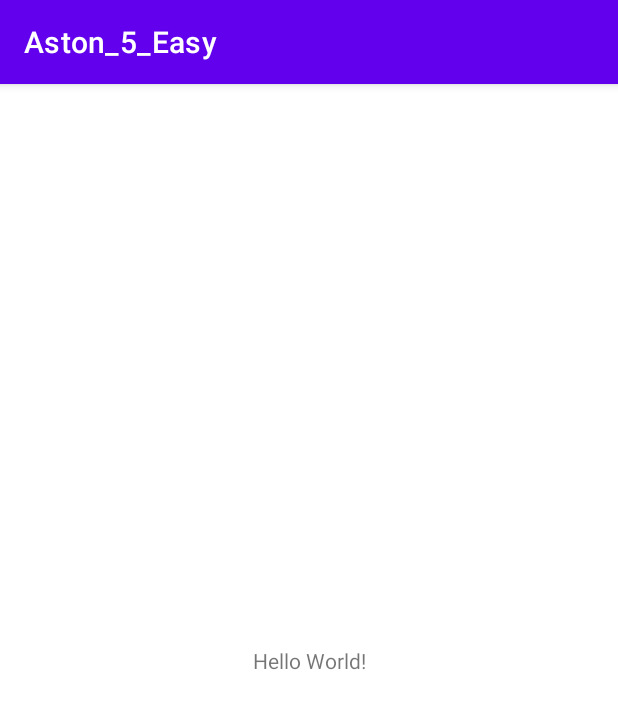
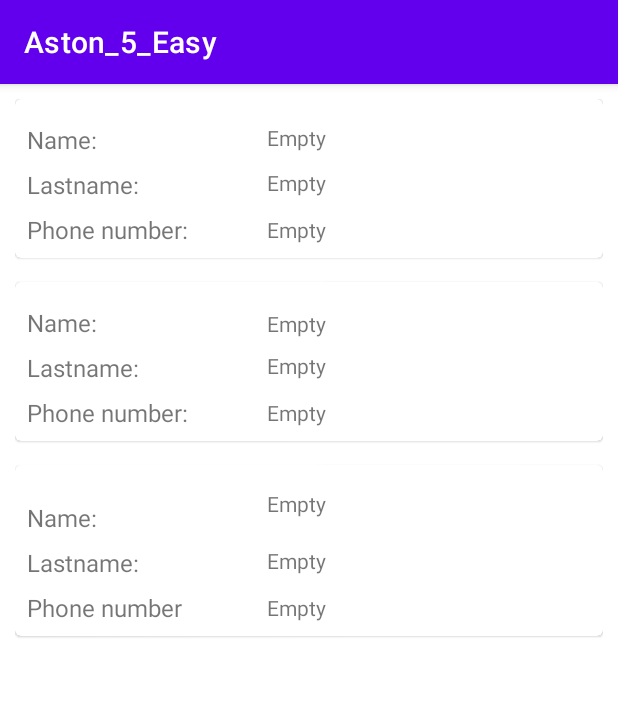
Before and after one commit to ThePhyrus/Aston_5_EasyWay, an Android app: the screen it shows after launch (MainActivity), on a phone screen of 412 x 824 dp. Shown: the top 709 px of the screen. Run offline under Robolectric (Android 15) with nearby library versions, the phone set to English and light mode, and no system bars.

Commit message:
Minimal viable homework

```diff
--- a/app/build.gradle
+++ b/app/build.gradle
@@ -1,6 +1,7 @@
 plugins {
     id 'com.android.application'
     id 'org.jetbrains.kotlin.android'
+    id("kotlin-parcelize")
 }
 
 android {
@@ -30,6 +31,9 @@ android {
     kotlinOptions {
         jvmTarget = '1.8'
     }
+
+    buildFeatures { viewBinding true }
+
 }
 
 dependencies {
--- /dev/null
+++ b/app/src/main/java/roman/bannikov/aston_5_easy/ContactsListFragment.kt
@@ -0,0 +1,126 @@
+package roman.bannikov.aston_5_easy
+
+import android.os.Bundle
+import androidx.fragment.app.Fragment
+import android.view.LayoutInflater
+import android.view.View
+import android.view.ViewGroup
+import roman.bannikov.aston_5_easy.databinding.FragmentContactsListBinding
+
+
+private const val KEY_CONTACT = "CONTACT"
+
+class ContactsListFragment : Fragment() {
+
+    private var _binding: FragmentContactsListBinding? = null
+    private val binding: FragmentContactsListBinding get() = _binding!!
+
+
+    override fun onCreateView(
+        inflater: LayoutInflater, container: ViewGroup?,
+        savedInstanceState: Bundle?
+    ): View {
+        _binding = FragmentContactsListBinding.inflate(inflater, container, false)
+        return binding.root
+    }
+
+    private fun getParcelableData() {
+        arguments?.let {
+            let {
+                when (requireArguments().getParcelable<Contact>(KEY_CONTACT)?.id) {
+                    1 -> {
+                        binding.tvNamePlaceholder.text =
+                            requireArguments().getParcelable<Contact>(KEY_CONTACT)?.name
+                        binding.tvLastnamePlaceholder.text =
+                            requireArguments().getParcelable<Contact>(KEY_CONTACT)?.lastName
+                        binding.tvPhoneNumberPlaceHolder.text =
+                            requireArguments().getParcelable<Contact>(KEY_CONTACT)?.phoneNumber
+                    }
+                    2 -> {
+                        binding.tvNamePlaceholderSecond.text =
+                            requireArguments().getParcelable<Contact>(KEY_CONTACT)?.name
+                        binding.tvLastnamePlaceholderSecond.text =
+                            requireArguments().getParcelable<Contact>(KEY_CONTACT)?.lastName
+                        binding.tvPhoneNumberPlaceholderSecond.text =
+                            requireArguments().getParcelable<Contact>(KEY_CONTACT)?.phoneNumber
+                    }
+                    3 -> {
+                        binding.tvNamePlaceholderThird.text =
+                            requireArguments().getParcelable<Contact>(KEY_CONTACT)?.name
+                        binding.tvLastnamePlaceholderThird.text =
+                            requireArguments().getParcelable<Contact>(KEY_CONTACT)?.lastName
+                        binding.tvPhoneNumberPlaceholderThird.text =
+                            requireArguments().getParcelable<Contact>(KEY_CONTACT)?.phoneNumber
+                    }
+                }
+            }
+        }
+    }
+
+    override fun onViewCreated(view: View, savedInstanceState: Bundle?) {
+        super.onViewCreated(view, savedInstanceState)
+        getParcelableData()
+        initClicks()
+    }
+
+    private fun initClicks() {
+        onFirstCardClick()
+        onSecondCardClick()
+        onThirdCardClick()
+    }
+
+    private fun onThirdCardClick() {
+        binding.cvThird.setOnClickListener {
+            navigator().launchDetailsFragment(
+                Contact(
+                    id = 3,
+                    name = binding.tvNamePlaceholderThird.text.toString(),
+                    lastName = binding.tvLastnamePlaceholderThird.text.toString(),
+                    phoneNumber = binding.tvPhoneNumberPlaceholderThird.text.toString()
+                )
+            )
+        }
+    }
+
+    private fun onSecondCardClick() {
+        binding.cvSecond.setOnClickListener {
+            navigator().launchDetailsFragment(
+
+                Contact(
+                    id = 2,
+                    name = binding.tvNamePlaceholderSecond.text.toString(),
+                    lastName = binding.tvLastnamePlaceholderSecond.text.toString(),
+                    phoneNumber = binding.tvPhoneNumberPlaceholderSecond.text.toString()
+                )
+            )
+        }
+    }
+
+    private fun onFirstCardClick() {
+        binding.cvFirst.setOnClickListener {
+            navigator().launchDetailsFragment(
+                Contact(
+                    id = 1,
+                    name = binding.tvNamePlaceholder.text.toString(),
+                    lastName = binding.tvLastnamePlaceholder.text.toString(),
+                    phoneNumber = binding.tvPhoneNumberPlaceHolder.text.toString()
+                )
+            )
+        }
+    }
+
+    companion object {
+        @JvmStatic
+        fun newInstance(contact: Contact) =
+            ContactsListFragment().apply {
+                arguments = Bundle().apply {
+                    putParcelable(KEY_CONTACT, contact)
+                }
+            }
+    }
+
+    override fun onDestroy() {
+        super.onDestroy()
+        _binding = null
+    }
+}
--- a/app/src/main/java/roman/bannikov/aston_5_easy/MainActivity.kt
+++ b/app/src/main/java/roman/bannikov/aston_5_easy/MainActivity.kt
@@ -2,10 +2,42 @@ package roman.bannikov.aston_5_easy
 
 import androidx.appcompat.app.AppCompatActivity
 import android.os.Bundle
+import android.util.Log
+import androidx.fragment.app.FragmentManager
 
-class MainActivity : AppCompatActivity() {
+class MainActivity : AppCompatActivity(), ContactNavigator  {
     override fun onCreate(savedInstanceState: Bundle?) {
         super.onCreate(savedInstanceState)
         setContentView(R.layout.activity_main)
+
+        if (savedInstanceState == null) {
+            supportFragmentManager.beginTransaction()
+                .add(R.id.containerForFragment, ContactsListFragment())
+                .commit()
+        }
+
+
+    }
+
+    override fun launchDetailsFragment(
+        contact: Contact
+    ) {
+        Log.e("TAg", "SECOND 1")
+
+        supportFragmentManager
+            .beginTransaction()
+            .addToBackStack("STACK")
+            .replace(R.id.containerForFragment, ContactDetailsFragment.newInstance(contact = contact))
+            .commit()
+    }
+
+    override fun launchContactsFragment(
+        contact: Contact
+    ) {
+        supportFragmentManager
+            .popBackStack("STACK", FragmentManager.POP_BACK_STACK_INCLUSIVE)
+        supportFragmentManager.beginTransaction()
+            .replace(R.id.containerForFragment, ContactsListFragment.newInstance(contact = contact))
+            .commit()
     }
 }
--- a/app/src/main/res/layout/activity_main.xml
+++ b/app/src/main/res/layout/activity_main.xml
@@ -6,10 +6,10 @@
     android:layout_height="match_parent"
     tools:context=".MainActivity">
 
-    <TextView
-        android:layout_width="wrap_content"
-        android:layout_height="wrap_content"
-        android:text="Hello World!"
+    <FrameLayout
+        android:id="@+id/containerForFragment"
+        android:layout_width="0dp"
+        android:layout_height="0dp"
         app:layout_constraintBottom_toBottomOf="parent"
         app:layout_constraintEnd_toEndOf="parent"
         app:layout_constraintStart_toStartOf="parent"
--- /dev/null
+++ b/app/src/main/res/layout/fragment_contacts_list.xml
@@ -0,0 +1,267 @@
+<?xml version="1.0" encoding="utf-8"?>
+<LinearLayout xmlns:android="http://schemas.android.com/apk/res/android"
+    xmlns:app="http://schemas.android.com/apk/res-auto"
+    xmlns:tools="http://schemas.android.com/tools"
+    android:layout_width="match_parent"
+    android:layout_height="match_parent"
+    android:orientation="vertical"
+    android:padding="10dp"
+    tools:context=".ContactsListFragment">
+
+    <!--    FIRST CONTACT CARD-->
+    <com.google.android.material.card.MaterialCardView
+        android:id="@+id/cvFirst"
+        android:layout_width="match_parent"
+        android:layout_height="wrap_content"
+        android:layout_marginBottom="@dimen/margin_double"
+        android:clickable="true"
+        android:focusable="true"
+        android:padding="@dimen/padding">
+
+        <androidx.constraintlayout.widget.ConstraintLayout
+            android:layout_width="match_parent"
+            android:layout_height="wrap_content"
+            android:padding="@dimen/padding">
+
+            <TextView
+                android:id="@+id/tvName"
+                android:layout_width="wrap_content"
+                android:layout_height="wrap_content"
+                android:layout_marginTop="@dimen/margin"
+                android:text="@string/tv_name_text"
+                android:textSize="@dimen/text_size_16sp"
+                app:layout_constraintStart_toStartOf="parent"
+                app:layout_constraintTop_toTopOf="parent" />
+
+            <TextView
+                android:id="@+id/tvLastname"
+                android:layout_width="wrap_content"
+                android:layout_height="wrap_content"
+                android:layout_marginTop="@dimen/margin"
+                android:text="@string/tv_lastname_text"
+                android:textSize="@dimen/text_size_16sp"
+                app:layout_constraintStart_toStartOf="parent"
+                app:layout_constraintTop_toBottomOf="@id/tvName" />
+
+            <TextView
+                android:id="@+id/tvPhoneNumber"
+                android:layout_width="wrap_content"
+                android:layout_height="wrap_content"
+                android:layout_marginTop="@dimen/margin"
+                android:text="@string/tv_phone_number_text"
+                android:textSize="@dimen/text_size_16sp"
+                app:layout_constraintStart_toStartOf="parent"
+                app:layout_constraintTop_toBottomOf="@id/tvLastname" />
+
+            <androidx.constraintlayout.widget.Guideline
+                android:id="@+id/guideline"
+                android:layout_width="wrap_content"
+                android:layout_height="wrap_content"
+                android:orientation="vertical"
+                app:layout_constraintGuide_begin="@dimen/guideline_begin" />
+
+            <TextView
+                android:id="@+id/tvNamePlaceholder"
+                android:layout_width="0dp"
+                android:layout_height="wrap_content"
+                android:layout_marginTop="@dimen/margin"
+                android:text="@string/empty"
+                app:layout_constraintEnd_toEndOf="parent"
+                app:layout_constraintStart_toStartOf="@+id/guideline"
+                app:layout_constraintTop_toTopOf="parent" />
+
+            <TextView
+                android:id="@+id/tvLastnamePlaceholder"
+                android:layout_width="0dp"
+                android:layout_height="wrap_content"
+                android:text="@string/empty"
+                app:layout_constraintEnd_toEndOf="parent"
+                app:layout_constraintStart_toStartOf="@+id/guideline"
+                app:layout_constraintTop_toTopOf="@id/tvLastname" />
+
+            <TextView
+                android:id="@+id/tvPhoneNumberPlaceHolder"
+                android:layout_width="0dp"
+                android:layout_height="wrap_content"
+                android:text="@string/empty"
+                app:layout_constraintBottom_toBottomOf="parent"
+                app:layout_constraintEnd_toEndOf="parent"
+                app:layout_constraintStart_toStartOf="@+id/guideline"
+                app:layout_constraintTop_toTopOf="@id/tvPhoneNumber" />
+
+        </androidx.constraintlayout.widget.ConstraintLayout>
+
+    </com.google.android.material.card.MaterialCardView>
+
+    <!--    SECOND CONTACT CARD-->
+    <com.google.android.material.card.MaterialCardView
+        android:id="@+id/cvSecond"
+        android:layout_width="match_parent"
+        android:layout_height="wrap_content"
+        android:layout_marginBottom="@dimen/margin_double"
+        android:clickable="true"
+        android:focusable="true"
+        android:padding="@dimen/padding">
+
+        <androidx.constraintlayout.widget.ConstraintLayout
+            android:layout_width="match_parent"
+            android:layout_height="wrap_content"
+            android:orientation="vertical"
+            android:padding="@dimen/padding">
+
+            <TextView
+                android:id="@+id/tvNameSecond"
+                android:layout_width="wrap_content"
+                android:layout_height="wrap_content"
+                android:layout_marginTop="@dimen/margin"
+                android:text="@string/tv_name_text"
+                android:textSize="@dimen/text_size_16sp"
+                app:layout_constraintStart_toStartOf="parent"
+                app:layout_constraintTop_toTopOf="parent" />
+
+            <TextView
+                android:id="@+id/tvLastnameSecond"
+                android:layout_width="wrap_content"
+                android:layout_height="wrap_content"
+                android:layout_marginTop="@dimen/margin"
+                android:text="@string/tv_lastname_text"
+                android:textSize="@dimen/text_size_16sp"
+                app:layout_constraintStart_toStartOf="parent"
+                app:layout_constraintTop_toBottomOf="@id/tvNameSecond" />
+
+            <TextView
+                android:id="@+id/tvPhoneNumberSecond"
+                android:layout_width="wrap_content"
+                android:layout_height="wrap_content"
+                android:layout_marginTop="@dimen/margin"
+                android:text="@string/tv_phone_number_text"
+                android:textSize="@dimen/text_size_16sp"
+                app:layout_constraintStart_toStartOf="parent"
+                app:layout_constraintTop_toBottomOf="@id/tvLastnameSecond" />
+
+            <androidx.constraintlayout.widget.Guideline
+                android:id="@+id/guidelineSecond"
+                android:layout_width="wrap_content"
+                android:layout_height="wrap_content"
+                android:orientation="vertical"
+                app:layout_constraintGuide_begin="@dimen/guideline_begin" />
+
+            <TextView
+                android:id="@+id/tvNamePlaceholderSecond"
+                android:layout_width="0dp"
+                android:layout_height="wrap_content"
+                android:layout_marginTop="10dp"
+                android:text="@string/empty"
+                app:layout_constraintEnd_toEndOf="parent"
+                app:layout_constraintStart_toStartOf="@+id/guidelineSecond"
+                app:layout_constraintTop_toTopOf="parent" />
+
+            <TextView
+                android:id="@+id/tvLastnamePlaceholderSecond"
+                android:layout_width="0dp"
+                android:layout_height="wrap_content"
+                android:text="@string/empty"
+                app:layout_constraintEnd_toEndOf="parent"
+                app:layout_constraintStart_toStartOf="@+id/guidelineSecond"
+                app:layout_constraintTop_toTopOf="@id/tvLastnameSecond" />
+
+            <TextView
+                android:id="@+id/tvPhoneNumberPlaceholderSecond"
+                android:layout_width="0dp"
+                android:layout_height="wrap_content"
+                android:text="@string/empty"
+                app:layout_constraintBottom_toBottomOf="parent"
+                app:layout_constraintEnd_toEndOf="parent"
+                app:layout_constraintStart_toStartOf="@+id/guidelineSecond"
+                app:layout_constraintTop_toTopOf="@id/tvPhoneNumberSecond" />
+
+        </androidx.constraintlayout.widget.ConstraintLayout>
+
+    </com.google.android.material.card.MaterialCardView>
+
+    <com.google.android.material.card.MaterialCardView
+        android:id="@+id/cvThird"
+        android:layout_width="match_parent"
+        android:layout_height="wrap_content"
+        android:layout_marginBottom="@dimen/margin_double"
+        android:clickable="true"
+        android:focusable="true"
+        android:padding="@dimen/padding">
+
+        <androidx.constraintlayout.widget.ConstraintLayout
+            android:layout_width="match_parent"
+            android:layout_height="wrap_content"
+            android:orientation="vertical"
+            android:padding="@dimen/padding">
+
+            <TextView
+                android:id="@+id/tvNameThird"
+                android:layout_width="wrap_content"
+                android:layout_height="wrap_content"
+                android:layout_marginTop="@dimen/margin_double"
+                android:text="@string/tv_name_text"
+                android:textSize="@dimen/text_size_16sp"
+                app:layout_constraintStart_toStartOf="parent"
+                app:layout_constraintTop_toTopOf="parent" />
+
+            <TextView
+                android:id="@+id/tvLastnameThird"
+                android:layout_width="wrap_content"
+                android:layout_height="wrap_content"
+                android:layout_marginTop="@dimen/margin"
+                android:text="@string/tv_lastname_text"
+                android:textSize="@dimen/text_size_16sp"
+                app:layout_constraintStart_toStartOf="parent"
+                app:layout_constraintTop_toBottomOf="@id/tvNameThird" />
+
+            <TextView
+                android:id="@+id/tvPhoneNumberThird"
+                android:layout_width="wrap_content"
+                android:layout_height="wrap_content"
+                android:layout_marginTop="@dimen/margin"
+                android:text="@string/phone_number"
+                android:textSize="@dimen/text_size_16sp"
+                app:layout_constraintStart_toStartOf="parent"
+                app:layout_constraintTop_toBottomOf="@id/tvLastnameThird" />
+
+            <androidx.constraintlayout.widget.Guideline
+                android:id="@+id/guidelineThird"
+                android:layout_width="wrap_content"
+                android:layout_height="wrap_content"
+                android:orientation="vertical"
+                app:layout_constraintGuide_begin="@dimen/guideline_begin" />
+
+            <TextView
+                android:id="@+id/tvNamePlaceholderThird"
+                android:layout_width="0dp"
+                android:layout_height="wrap_content"
+                android:layout_marginTop="@dimen/margin"
+                android:text="@string/empty"
+                app:layout_constraintEnd_toEndOf="parent"
+                app:layout_constraintStart_toStartOf="@+id/guidelineThird"
+                app:layout_constraintTop_toTopOf="parent" />
+
+            <TextView
+                android:id="@+id/tvLastnamePlaceholderThird"
+                android:layout_width="0dp"
+                android:layout_height="wrap_content"
+                android:text="@string/empty"
+                app:layout_constraintEnd_toEndOf="parent"
+                app:layout_constraintStart_toStartOf="@+id/guidelineThird"
+                app:layout_constraintTop_toTopOf="@id/tvLastnameThird" />
+
+            <TextView
+                android:id="@+id/tvPhoneNumberPlaceholderThird"
+                android:layout_width="0dp"
+                android:layout_height="wrap_content"
+                android:text="@string/empty"
+                app:layout_constraintBottom_toBottomOf="parent"
+                app:layout_constraintEnd_toEndOf="parent"
+                app:layout_constraintStart_toStartOf="@+id/guidelineThird"
+                app:layout_constraintTop_toTopOf="@id/tvPhoneNumberThird" />
+
+        </androidx.constraintlayout.widget.ConstraintLayout>
+
+    </com.google.android.material.card.MaterialCardView>
+
+</LinearLayout>
--- /dev/null
+++ b/app/src/main/res/values/dimens.xml
@@ -0,0 +1,11 @@
+<?xml version="1.0" encoding="utf-8"?>
+<resources>
+    <dimen name="tv_details_text_size">50sp</dimen>
+    <dimen name="margin_50dp">50dp</dimen>
+    <dimen name="text_size_30sp">30sp</dimen>
+    <dimen name="margin">8dp</dimen>
+    <dimen name="margin_double">16dp</dimen>
+    <dimen name="padding">8dp</dimen>
+    <dimen name="text_size_16sp">16sp</dimen>
+    <dimen name="guideline_begin">160dp</dimen>
+</resources>
--- a/app/src/main/res/values/strings.xml
+++ b/app/src/main/res/values/strings.xml
@@ -1,3 +1,15 @@
 <resources>
     <string name="app_name">Aston_5_Easy</string>
+    <string name="contact_details">Contact details:</string>
+    <string name="name">Name</string>
+    <string name="lastname">Lastname</string>
+    <string name="phone_number">Phone number</string>
+    <string name="enter_name">Enter name</string>
+    <string name="enter_lastname">Enter lastname</string>
+    <string name="enter_phone_number">Enter phone number</string>
+    <string name="save">save</string>
+    <string name="tv_name_text">Name:</string>
+    <string name="tv_lastname_text">Lastname:</string>
+    <string name="tv_phone_number_text">Phone number:</string>
+    <string name="empty">Empty</string>
 </resources>
```
Also changed, not shown: app/src/main/java/roman/bannikov/aston_5_easy/Contact.kt (added, +12 -0 lines), app/src/main/java/roman/bannikov/aston_5_easy/ContactDetailsFragment.kt (added, +67 -0 lines), app/src/main/java/roman/bannikov/aston_5_easy/ContactNavigator.kt (added, +15 -0 lines), app/src/main/res/layout/fragment_contact_details.xml (added, +82 -0 lines).
